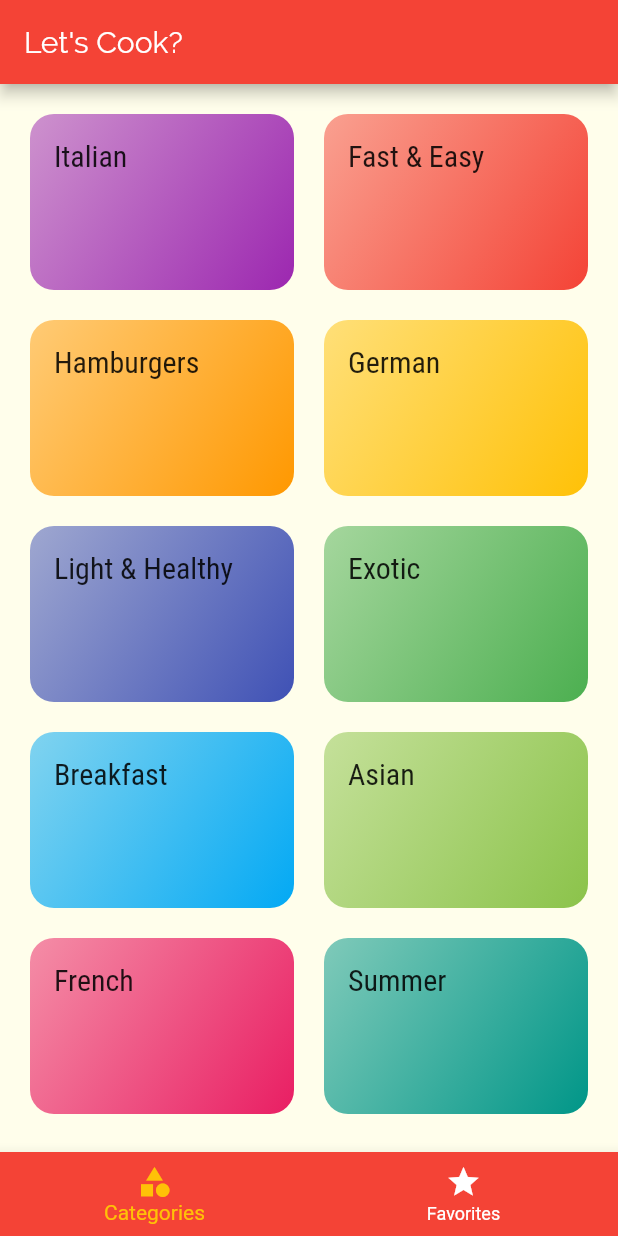
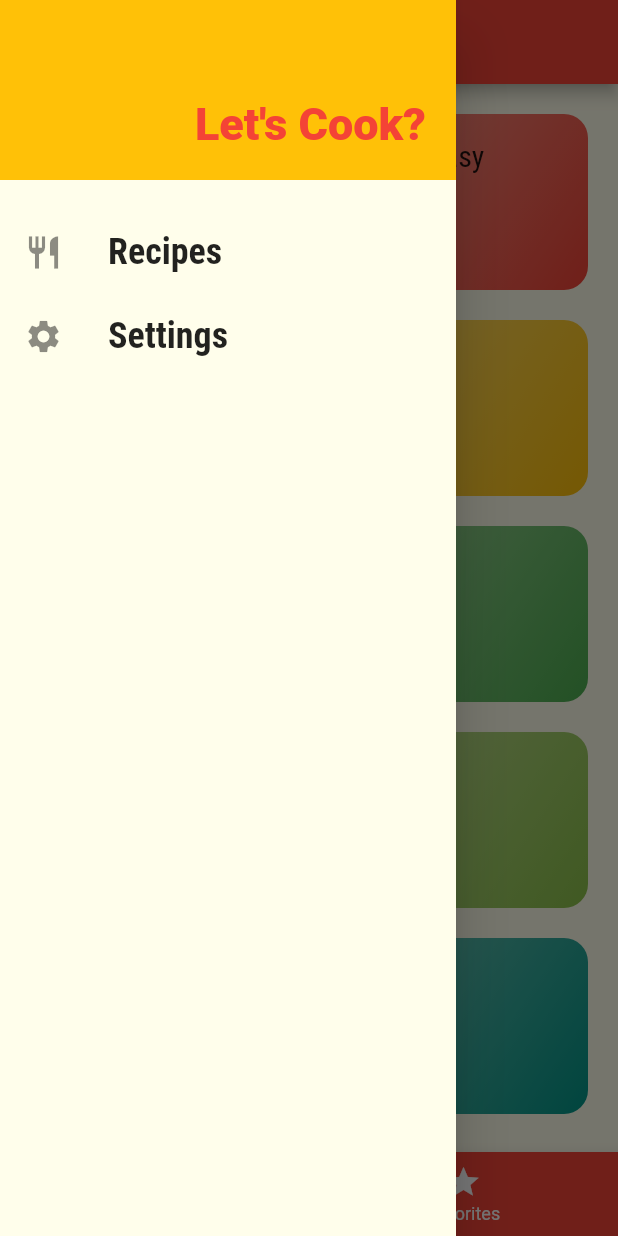
Before and after one commit to dominickbrasileiro/flutter_recipes, a Flutter app: the screen it shows after launch, with the side drawer open (before the commit the screen has no drawer), on a phone screen of 412 x 824 dp. Run offline on Flutter 3.47's test engine with Material 2 defaults, Android fonts, the phone set to English and light mode, and no system bars.

Commit message:
add main drawer

```diff
--- /dev/null
+++ b/lib/components/main_drawer.dart
@@ -0,0 +1,60 @@
+import 'package:flutter/material.dart';
+
+import '../utils/app_routes.dart';
+
+class MainDrawer extends StatelessWidget {
+  @override
+  Widget build(BuildContext context) {
+    Widget _createItem(IconData icon, String label, Function onTap) {
+      return ListTile(
+        leading: Icon(
+          icon,
+          size: 26,
+        ),
+        title: Text(
+          label,
+          style: TextStyle(
+            fontFamily: 'RobotoCondensed',
+            fontSize: 24,
+            fontWeight: FontWeight.bold,
+          ),
+        ),
+        onTap: onTap,
+      );
+    }
+
+    return Drawer(
+      child: Column(
+        children: [
+          Container(
+            height: 120,
+            width: double.infinity,
+            padding: const EdgeInsets.all(20),
+            alignment: Alignment.bottomRight,
+            color: Theme.of(context).accentColor,
+            child: Text(
+              'Let\'s Cook?',
+              style: TextStyle(
+                fontWeight: FontWeight.w900,
+                fontSize: 30,
+                color: Theme.of(context).primaryColor,
+              ),
+            ),
+          ),
+          SizedBox(height: 20),
+          _createItem(
+            Icons.restaurant,
+            'Recipes',
+            () => Navigator.of(context).pushReplacementNamed(AppRoutes.HOME),
+          ),
+          _createItem(
+            Icons.settings,
+            'Settings',
+            () =>
+                Navigator.of(context).pushReplacementNamed(AppRoutes.SETTINGS),
+          ),
+        ],
+      ),
+    );
+  }
+}
--- a/lib/main.dart
+++ b/lib/main.dart
@@ -1,8 +1,9 @@
 import 'package:flutter/material.dart';
-import 'package:flutter_recipes/screens/recipe_details_screen.dart';
 
 import 'screens/tabs_screen.dart';
 import 'screens/category_recipes_screen.dart';
+import 'screens/recipe_details_screen.dart';
+import 'screens/settings_screen.dart';
 
 import 'utils/app_routes.dart';
 
@@ -29,6 +30,7 @@ class MyApp extends StatelessWidget {
         AppRoutes.HOME: (ctx) => TabsScreen(),
         AppRoutes.CATEGORY_RECIPES: (ctx) => CategoryRecipesScreen(),
         AppRoutes.RECIPE_DETAILS: (ctx) => RecipeDetailsScreen(),
+        AppRoutes.SETTINGS: (ctx) => SettingsScreen(),
       },
     );
   }
--- /dev/null
+++ b/lib/screens/settings_screen.dart
@@ -0,0 +1,18 @@
+import 'package:flutter/material.dart';
+
+import '../components/main_drawer.dart';
+
+class SettingsScreen extends StatelessWidget {
+  @override
+  Widget build(BuildContext context) {
+    return Scaffold(
+      drawer: MainDrawer(),
+      appBar: AppBar(
+        title: Text('Settings'),
+      ),
+      body: Center(
+        child: Text('My Settings'),
+      ),
+    );
+  }
+}
--- a/lib/screens/tabs_screen.dart
+++ b/lib/screens/tabs_screen.dart
@@ -1,5 +1,6 @@
 import 'package:flutter/material.dart';
 
+import '../components/main_drawer.dart';
 import 'categories_screen.dart';
 import 'favorites_screen.dart';
 
@@ -31,6 +32,7 @@ class _TabsScreenState extends State<TabsScreen> {
   @override
   Widget build(BuildContext context) {
     return Scaffold(
+      drawer: MainDrawer(),
       appBar: AppBar(
         title: Text(_screens[_selectedScreenIndex]['title']),
       ),
--- a/lib/utils/app_routes.dart
+++ b/lib/utils/app_routes.dart
@@ -2,4 +2,5 @@ class AppRoutes {
   static const HOME = '/';
   static const CATEGORY_RECIPES = '/category-recipes';
   static const RECIPE_DETAILS = '/recipe-details';
+  static const SETTINGS = '/settings';
 }
```
